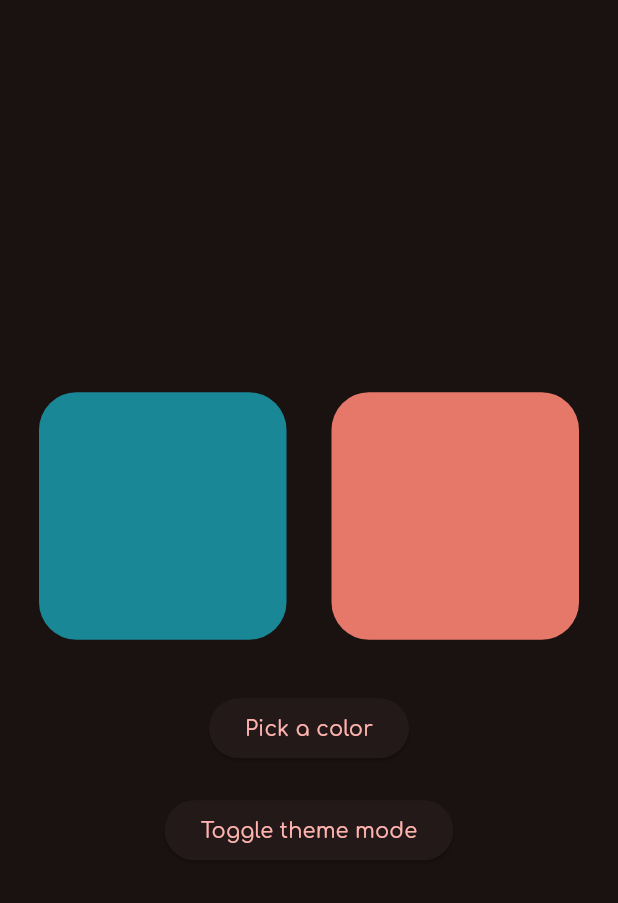
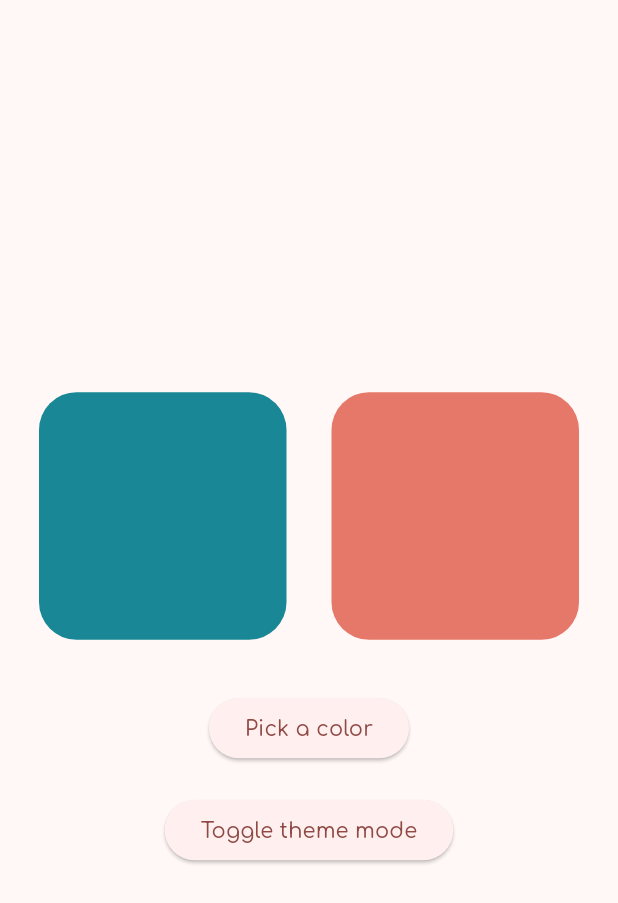
Before and after one commit to lsdarhk/unnamed_color_picker, a Flutter app: the screen it shows after launch, after a tap on "Toggle theme mode", on a phone screen of 412 x 824 dp. Shown: the top 903 px of the screen. Run offline on Flutter 3.47's test engine with Material 3 defaults, Android fonts, the phone set to English and light mode, and no system bars; our stand-ins replace google_fonts.

Commit message:
theme_provider.dart now working. using thememode switcher

```diff
--- a/lib/main.dart
+++ b/lib/main.dart
@@ -1,8 +1,8 @@
-import 'package:flutter/foundation.dart';
 import 'package:flutter/material.dart';
 import 'package:provider/provider.dart';
 import 'package:unnamed_color_picker/pages/homepage.dart';
 import 'package:unnamed_color_picker/providers/theme_provider.dart';
+import 'package:unnamed_color_picker/themes.dart';
 
 void main() => runApp(
       const ColorPickerApp(),
@@ -17,13 +17,11 @@ class ColorPickerApp extends StatelessWidget {
         create: (context) => ThemeProvider(),
         builder: (context, child) {
           final themeProvider = Provider.of<ThemeProvider>(context);
-          if (kDebugMode) {
-            print('App is building');
-            print('main.dart: ${themeProvider.theme}');
-          }
           return MaterialApp(
             home: const Homepage(),
-            theme: themeProvider.theme,
+            theme: Themes.lightTheme,
+            darkTheme: Themes.darkTheme,
+            themeMode: themeProvider.theme,
             debugShowCheckedModeBanner: false,
           );
         });
--- a/lib/pages/homepage.dart
+++ b/lib/pages/homepage.dart
@@ -30,7 +30,7 @@ class _HomepageState extends State<Homepage> {
             height: 20,
           ),
           ElevatedButton(
-            onPressed: () => themeProvider.toggleThemeData(),
+            onPressed: () => themeProvider.toggleTheme(),
             child: const Text('Toggle theme mode'),
           ),
           const SizedBox(
--- a/lib/providers/theme_provider.dart
+++ b/lib/providers/theme_provider.dart
@@ -1,22 +1,15 @@
-import 'package:flutter/foundation.dart';
 import 'package:flutter/material.dart';
-import 'package:unnamed_color_picker/themes/dark_theme.dart';
-import 'package:unnamed_color_picker/themes/light_theme.dart';
 
 class ThemeProvider extends ChangeNotifier {
-  ThemeData _themeData = lightTheme;
-  ThemeData get theme => _themeData;
+  ThemeMode _theme = ThemeMode.system;
+  ThemeMode get theme => _theme;
 
-  void toggleThemeData() {
-    if (kDebugMode) {
-      print('$runtimeType toggled');
-      print('homepage.dart: $_themeData');
-    }
-    if (_themeData == lightTheme) {
-      _themeData = darkTheme;
+  void toggleTheme() {
+    if (_theme == ThemeMode.light) {
+      _theme = ThemeMode.dark;
 
     } else {
-      _themeData = lightTheme;
+      _theme = ThemeMode.light;
     }
     notifyListeners();
   }
--- /dev/null
+++ b/lib/themes.dart
@@ -0,0 +1,17 @@
+import 'package:flutter/material.dart';
+import 'package:google_fonts/google_fonts.dart';
+
+Color color = Colors.redAccent.shade200;
+TextTheme textTheme = GoogleFonts.comfortaaTextTheme();
+
+class Themes {
+  static ThemeData lightTheme = ThemeData(
+    colorSchemeSeed: color,
+    textTheme: textTheme,
+  );
+  static ThemeData darkTheme = ThemeData(
+    brightness: Brightness.dark,
+    colorSchemeSeed: color,
+    textTheme: textTheme,
+  );
+}
--- a/lib/themes/dark_theme.dart
+++ /dev/null
@@ -1,8 +0,0 @@
-import 'package:flutter/material.dart';
-import 'package:unnamed_color_picker/themes/theme_variables.dart';
-
-ThemeData darkTheme = ThemeData(
-  brightness: Brightness.dark,
-  colorSchemeSeed: color,
-  textTheme: textTheme,
-);
--- a/lib/themes/light_theme.dart
+++ /dev/null
@@ -1,7 +0,0 @@
-import 'package:flutter/material.dart';
-import 'package:unnamed_color_picker/themes/theme_variables.dart';
-
-ThemeData lightTheme = ThemeData(
-  colorSchemeSeed: color,
-  textTheme: textTheme
-);
--- a/lib/themes/theme_variables.dart
+++ /dev/null
@@ -1,5 +0,0 @@
-import 'package:flutter/material.dart';
-import 'package:google_fonts/google_fonts.dart';
-
-Color color = Colors.redAccent.shade200;
-TextTheme textTheme = GoogleFonts.comfortaaTextTheme();
```
